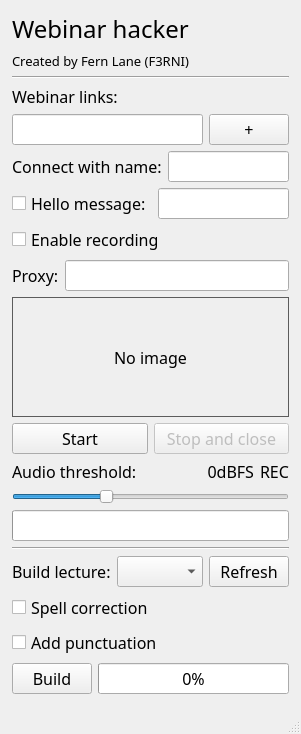
The window that gui.ui (F33RNI/Webinar-hacker) describes before a commit, drawn with Qt 5.
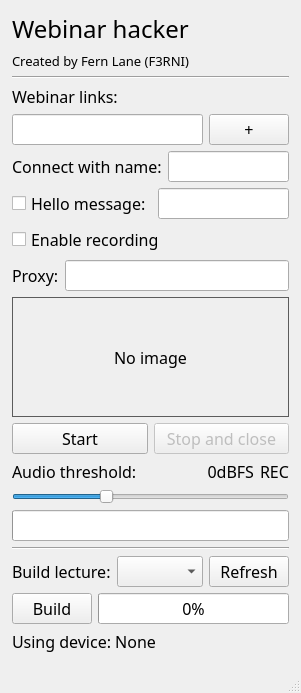
The same window after the commit.

```diff
--- a/gui.ui
+++ b/gui.ui
@@ -8,7 +8,7 @@
     <x>0</x>
     <y>0</y>
     <width>276</width>
-    <height>704</height>
+    <height>671</height>
    </rect>
   </property>
   <property name="font">
@@ -321,20 +321,6 @@
       </item>
      </layout>
     </item>
-    <item>
-     <widget class="QCheckBox" name="spell_correction">
-      <property name="text">
-       <string>Spell correction</string>
-      </property>
-     </widget>
-    </item>
-    <item>
-     <widget class="QCheckBox" name="punctuation_correction">
-      <property name="text">
-       <string>Add punctuation</string>
-      </property>
-     </widget>
-    </item>
     <item>
      <layout class="QHBoxLayout" name="horizontalLayout_7">
       <item>
@@ -365,6 +351,13 @@
       </item>
      </layout>
     </item>
+    <item>
+     <widget class="QLabel" name="label_device">
+      <property name="text">
+       <string>Using device: None</string>
+      </property>
+     </widget>
+    </item>
    </layout>
   </widget>
   <widget class="QMenuBar" name="menubar">
```
